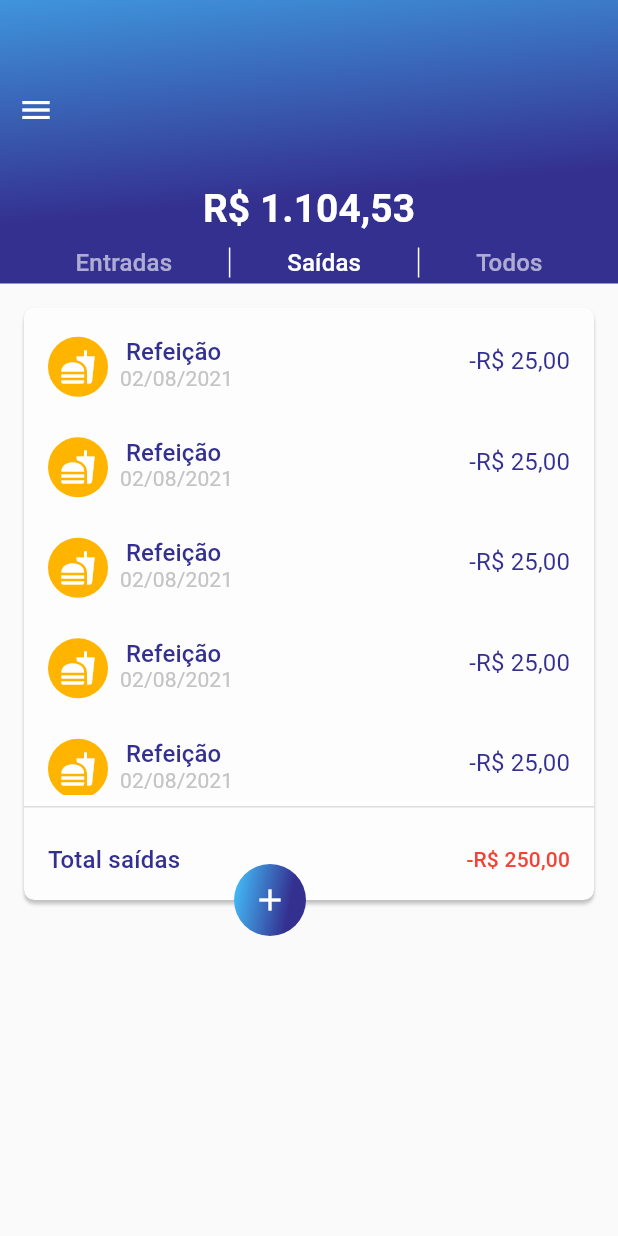
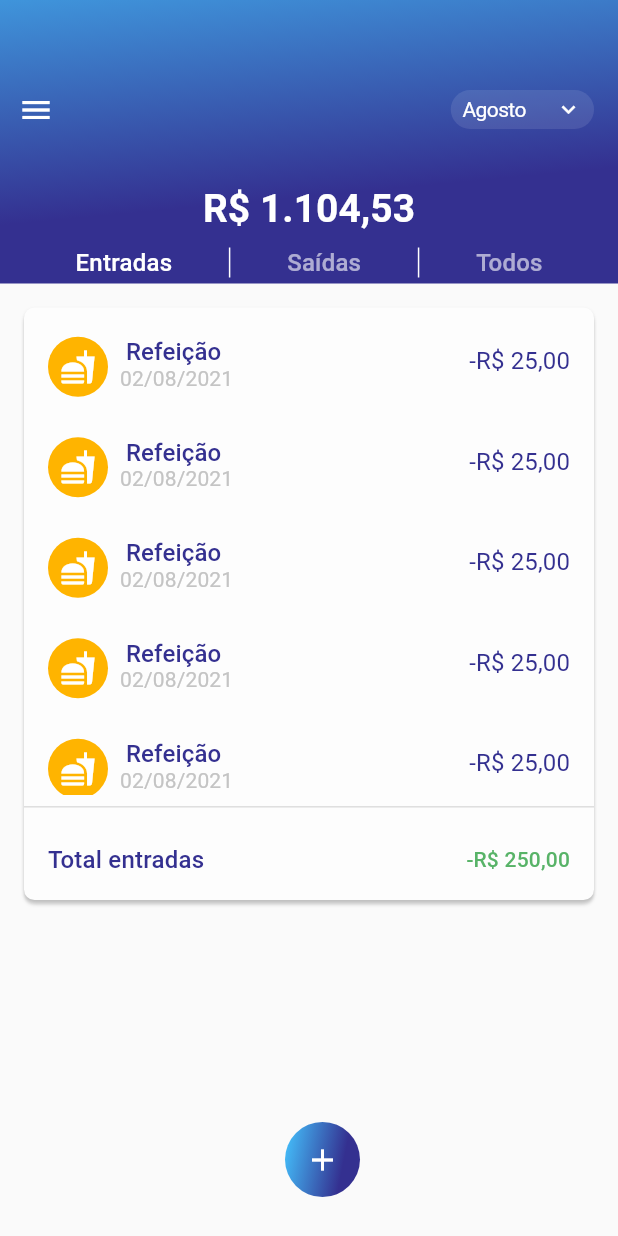
Before and after one commit to devguusta/RaroAcademy_Budget, a Flutter app: the InOutTransactionsPage screen opened directly, on a phone screen of 412 x 824 dp. Run offline on Flutter 3.47's test engine with Material 2 defaults, Android fonts, the phone set to English and light mode, and no system bars; our stand-ins replace connectivity, firebase_core; missing offline and left inert: animated_card, cpf_cnpj_validator; accounts and stored records are empty; project files that could hold a hidden picture were left out.

Commit message:
refactor: merge da branch feat/in_out_transactions

```diff
--- a/lib/modules/in-out-transactions-page/in_out_transactions_page.dart
+++ b/lib/modules/in-out-transactions-page/in_out_transactions_page.dart
@@ -4,17 +4,23 @@ import 'package:raro_academy_budget/shared/widgets/drawer_widget.dart';
 import 'package:raro_academy_budget/shared/widgets/transaction_widget.dart';
 import 'package:raro_academy_budget/util/constants/app_colors.dart';
 import 'package:raro_academy_budget/util/constants/app_text_styles.dart';
-
 class InOutTransactionsPage extends StatefulWidget {
   const InOutTransactionsPage({Key? key}) : super(key: key);
-
   @override
   _InOutTransactionsPageState createState() => _InOutTransactionsPageState();
 }
-
 class _InOutTransactionsPageState extends State<InOutTransactionsPage> {
+  String dropdownValue = 'Agosto';
+  final pageController = PageController(initialPage: 0);
+  var inTextStyle =
+      AppTextStyles.kInputTextMedium.copyWith(color: Colors.white);
+  var outTextStyle = AppTextStyles.kInputTextMedium
+      .copyWith(color: Color.fromRGBO(255, 255, 255, 0.6));
+  var allTextStyle = AppTextStyles.kInputTextMedium
+      .copyWith(color: Color.fromRGBO(255, 255, 255, 0.6));
   @override
   Widget build(BuildContext ctx) {
+    Size size = MediaQuery.of(context).size;
     return Scaffold(
       drawer: DrawerWidget(),
       drawerEnableOpenDragGesture: false,
@@ -26,12 +32,68 @@ class _InOutTransactionsPageState extends State<InOutTransactionsPage> {
             children: [
               SizedBox(height: 49),
               Row(
+                mainAxisAlignment: MainAxisAlignment.spaceBetween,
                 children: [
                   Builder(
-                    builder: (context) => // Ensure Scaffold is in context
-                        IconButton(
+                    builder: (context) => IconButton(
                         icon: Icon(Icons.menu, color: Colors.white),
                         onPressed: () => Scaffold.of(context).openDrawer()),
+                  ),
+                  Container(
+                    margin: EdgeInsets.only(right: 16),
+                    height: 26,
+                    padding: const EdgeInsets.only(
+                      left: 8.0,
+                    ),
+                    decoration: BoxDecoration(
+                      color: Color.fromRGBO(255, 255, 255, 0.1),
+                      borderRadius: BorderRadius.all(
+                        Radius.circular(40.0),
+                      ),
+                    ),
+                    child: DropdownButton<String>(
+                      menuMaxHeight: size.height * 0.3,
+                      elevation: 8,
+                      dropdownColor: AppColors.kPurple,
+                      value: dropdownValue,
+                      underline: Container(
+                        height: 0,
+                      ),
+                      icon: Padding(
+                        padding: const EdgeInsets.only(right: 8.0),
+                        child: Icon(Icons.expand_more_outlined,
+                            color: Colors.white),
+                      ),
+                      iconSize: 18,
+                      onChanged: (String? newValue) {
+                        setState(() {
+                          dropdownValue = newValue!;
+                        });
+                      },
+                      items: <String>[
+                        'Janeiro',
+                        'Fevereiro',
+                        'Março',
+                        'Abril',
+                        'Maio',
+                        'Junho',
+                        'Julho',
+                        'Agosto',
+                        'Setembro',
+                        'Outubro',
+                        'Novembro',
+                        'Dezembro',
+                      ].map<DropdownMenuItem<String>>((String value) {
+                        return DropdownMenuItem<String>(
+                          value: value,
+                          child: Text(
+                            value,
+                            overflow: TextOverflow.ellipsis,
+                            style: AppTextStyles.kNextButtonMedium,
+                          ),
+                        );
+                      }).toList(),
+                    ),
                   ),
                 ],
               ),
@@ -51,10 +113,14 @@ class _InOutTransactionsPageState extends State<InOutTransactionsPage> {
                 child: Row(
                   mainAxisAlignment: MainAxisAlignment.spaceEvenly,
                   children: [
-                    Text(
+                    InkWell(
+                      onTap: () {
+                        pageController.jumpToPage(0);
+                      },
+                      child: Text(
                         "Entradas",
-                      style: AppTextStyles.kInputTextMedium
-                          .copyWith(color: Color.fromRGBO(255, 255, 255, 0.6)),
+                        style: inTextStyle,
+                      ),
                     ),
                     Container(
                       height: 20,
@@ -63,10 +129,14 @@ class _InOutTransactionsPageState extends State<InOutTransactionsPage> {
                         color: Colors.white,
                       ),
                     ),
-                    Text(
+                    InkWell(
+                      onTap: () {
+                        pageController.jumpToPage(1);
+                      },
+                      child: Text(
                         "Saídas",
-                      style: AppTextStyles.kInputTextMedium
-                          .copyWith(color: Colors.white),
+                        style: outTextStyle,
+                      ),
                     ),
                     Container(
                       height: 20,
@@ -76,10 +146,14 @@ class _InOutTransactionsPageState extends State<InOutTransactionsPage> {
                         color: Colors.white,
                       ),
                     ),
-                    Text(
+                    InkWell(
+                      onTap: () {
+                        pageController.jumpToPage(2);
+                      },
+                      child: Text(
                         "Todos",
-                      style: AppTextStyles.kInputTextMedium
-                          .copyWith(color: Color.fromRGBO(255, 255, 255, 0.6)),
+                        style: allTextStyle,
+                      ),
                     ),
                   ],
                 ),
@@ -88,8 +162,58 @@ class _InOutTransactionsPageState extends State<InOutTransactionsPage> {
           ),
         ),
       ),
-      body: SingleChildScrollView(
-        child: Stack(children: [
+      body: PageView(
+        physics: NeverScrollableScrollPhysics(),
+        controller: pageController,
+        children: [
+          TransactionsCardWidget(
+            context: context,
+            type: 0,
+          ),
+          TransactionsCardWidget(
+            context: context,
+            type: 1,
+          ),
+          TransactionsCardWidget(
+            context: context,
+            type: 2,
+          ),
+        ],
+        onPageChanged: (num) {
+          if (num == 0) {
+            inTextStyle = inTextStyle.copyWith(color: Colors.white);
+            outTextStyle = outTextStyle.copyWith(
+                color: Color.fromRGBO(255, 255, 255, 0.6));
+            allTextStyle = allTextStyle.copyWith(
+                color: Color.fromRGBO(255, 255, 255, 0.6));
+          } else if (num == 1) {
+            inTextStyle =
+                inTextStyle.copyWith(color: Color.fromRGBO(255, 255, 255, 0.6));
+            outTextStyle = outTextStyle.copyWith(color: Colors.white);
+            allTextStyle = allTextStyle.copyWith(
+                color: Color.fromRGBO(255, 255, 255, 0.6));
+          } else {
+            inTextStyle =
+                inTextStyle.copyWith(color: Color.fromRGBO(255, 255, 255, 0.6));
+            outTextStyle = outTextStyle.copyWith(
+                color: Color.fromRGBO(255, 255, 255, 0.6));
+            allTextStyle = allTextStyle.copyWith(color: Colors.white);
+          }
+          setState(() {});
+        },
+      ),
+    );
+  }
+}
+class TransactionsCardWidget extends StatelessWidget {
+  const TransactionsCardWidget(
+      {Key? key, required this.context, required this.type})
+      : super(key: key);
+  final BuildContext context;
+  final int type;
+  @override
+  Widget build(BuildContext context) {
+    return Stack(children: [
       Container(
           margin: EdgeInsets.only(top: 16, left: 16, right: 16, bottom: 40),
           height: 395,
@@ -115,8 +239,8 @@ class _InOutTransactionsPageState extends State<InOutTransactionsPage> {
               Expanded(
                 flex: 6,
                 child: Padding(
-                      padding: const EdgeInsets.only(
-                          left: 16.0, top: 16.0, right: 16.0),
+                  padding:
+                      const EdgeInsets.only(left: 16.0, top: 16.0, right: 16.0),
                   child: ListView.builder(
                     shrinkWrap: true,
                     primary: false,
@@ -139,25 +263,34 @@ class _InOutTransactionsPageState extends State<InOutTransactionsPage> {
                         mainAxisAlignment: MainAxisAlignment.spaceBetween,
                         children: [
                           Text(
-                                "Total saídas",
+                            type == 0
+                                ? "Total entradas"
+                                : type == 1
+                                    ? "Total saídas"
+                                    : "Total",
                             style: AppTextStyles.kInputTextMedium.copyWith(
                                 color: Color.fromRGBO(52, 48, 144, 1)),
                           ),
                           Text(
                             "-R\$ 250,00",
                             style: AppTextStyles.kSubtitle3Medium.copyWith(
-                                    color: Color.fromRGBO(244, 67, 54, 1)),
+                                color: type == 0
+                                    ? Color.fromRGBO(88, 179, 104, 1)
+                                    : Color.fromRGBO(244, 67, 54, 1)),
                           )
                         ],
                       )))
             ],
           )),
-          Positioned(
-              bottom: 16,
-              left: 156,
+      Visibility(
+        visible: type == 2 ? false : true,
+        child: Positioned(
+            // bottom: 34,
+            bottom: 26,
+            left: (MediaQuery.of(context).size.width - 32) / 2,
             child: Container(
-                height: 48,
-                width: 48,
+              height: 50,
+              width: 50,
               decoration: BoxDecoration(
                   gradient: AppColors.kBlueGradient, shape: BoxShape.circle),
               child: Center(
@@ -166,9 +299,8 @@ class _InOutTransactionsPageState extends State<InOutTransactionsPage> {
                   color: Colors.white,
                 ),
               ),
-              ))
-        ]),
-      ),
-    );
+            )),
+      )
+    ]);
   }
 }
```
Lines whose indentation alone changed are shown as unchanged.
